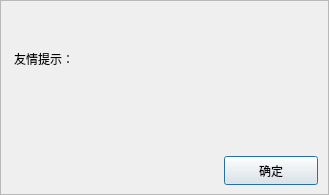
The window that src/warningdialog.ui (UbuntuKylin/youker-assistant) describes before a commit, drawn with Qt 5.
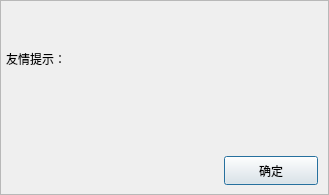
The same window after the commit. Icons and pictures are not drawn.

What changed in the file:
```diff
--- a/src/warningdialog.ui
+++ b/src/warningdialog.ui
@@ -78,7 +78,7 @@
   <widget class="QLabel" name="label">
    <property name="geometry">
     <rect>
-     <x>14</x>
+     <x>6</x>
      <y>51</y>
      <width>291</width>
      <height>16</height>
```
